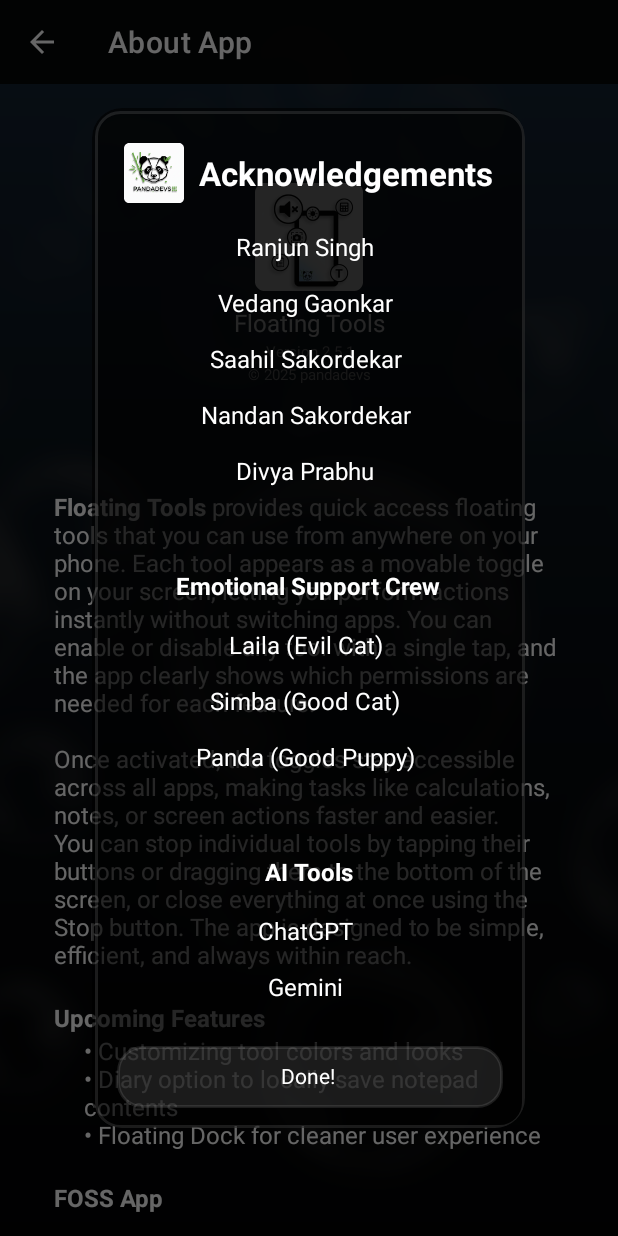
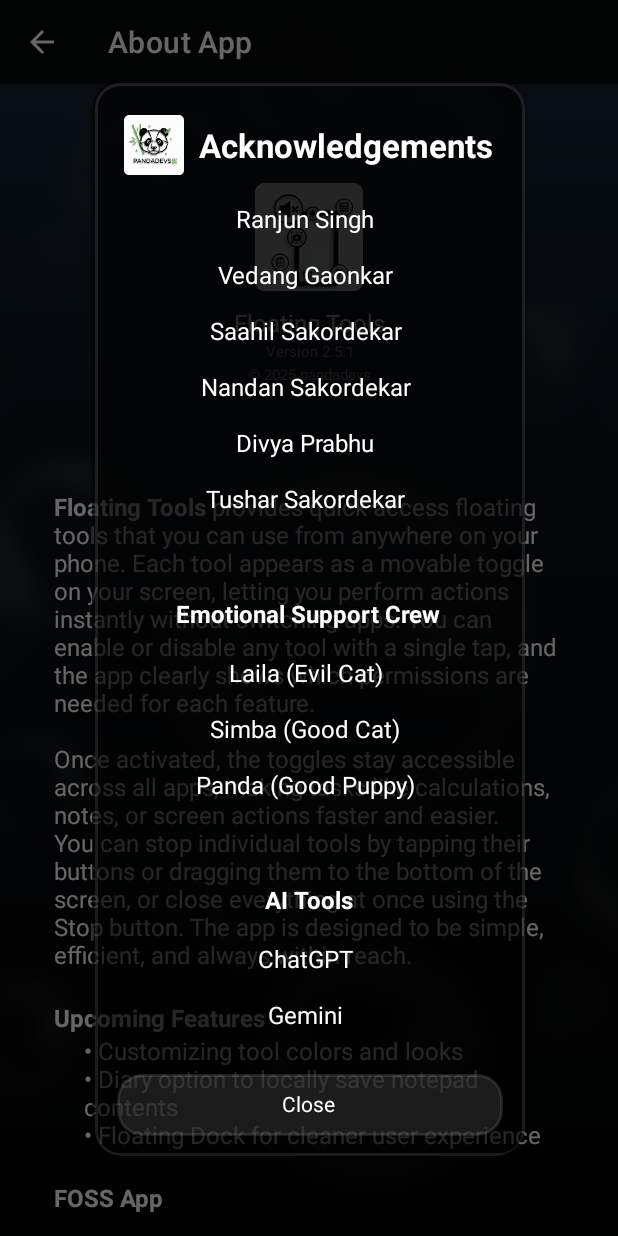
Before and after one commit to mangesh-sakordekar/Floating-Mute, an Android app: the AboutAppActivity screen opened directly, with no data from a screen before it, after a tap on an icon or button, on a phone screen of 412 x 824 dp. Run offline under Robolectric (Android 15) with nearby library versions, the phone set to English and light mode, and no system bars; our stand-ins replace AdMob.

Commit message:
Minor fixes

```diff
--- a/app/src/main/res/layout/dailog_first_launch.xml
+++ b/app/src/main/res/layout/dailog_first_launch.xml
@@ -128,7 +128,7 @@
             android:layout_width="0dp"
             android:layout_height="wrap_content"
             android:layout_weight="1"
-            android:text="Done!"
+            android:text="Close"
             android:padding="12dp"
             android:textSize="14sp"
             android:textColor="@color/white"
--- a/app/src/main/res/layout/dialog_acknowledgement.xml
+++ b/app/src/main/res/layout/dialog_acknowledgement.xml
@@ -50,7 +50,7 @@
         android:id="@+id/ackDone"
         android:layout_width="match_parent"
         android:layout_height="wrap_content"
-        android:text="Done!"
+        android:text="Close"
         android:padding="12dp"
         android:textSize="14sp"
         android:textColor="@color/white"
--- a/app/src/main/res/values/strings.xml
+++ b/app/src/main/res/values/strings.xml
@@ -88,6 +88,7 @@
         Saahil Sakordekar <br/><br/>
         Nandan Sakordekar <br/><br/>
         Divya Prabhu <br/><br/>
+        Tushar Sakordekar <br/><br/>
         <br/><br/>
         <b>Emotional Support Crew</b><br/><br/>
         Laila (Evil Cat) <br/><br/>
```
